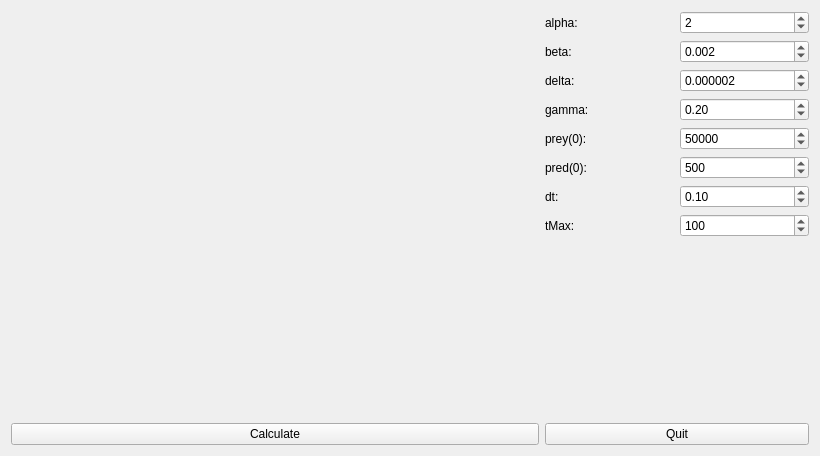
First picture: the form in ui/mainwindow.ui, repository SzVarga/LotkaVolterra, before the edit.
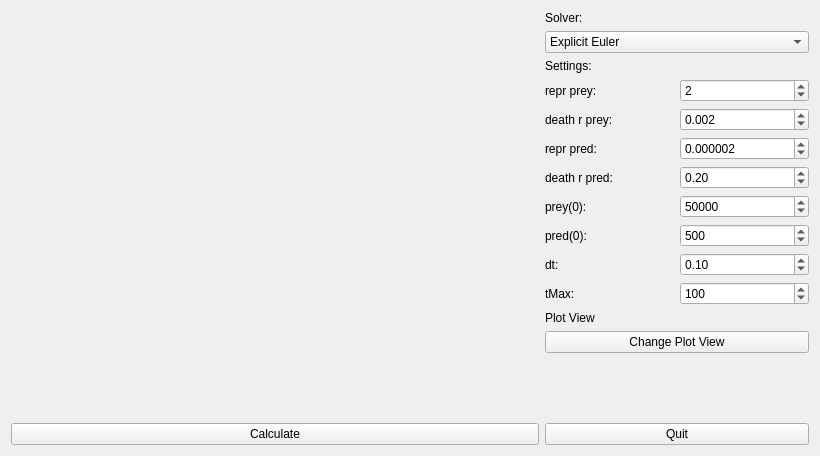
Second picture: the form after the edit. Custom widgets are drawn as their Qt base class.

Commit message: added phase plot and expl/impl euler solver

What changed in the file:
```diff
--- a/ui/mainwindow.ui
+++ b/ui/mainwindow.ui
@@ -41,12 +41,40 @@
     </item>
     <item row="0" column="2">
      <layout class="QVBoxLayout" name="verticalLayout">
+      <item>
+       <widget class="QLabel" name="label_9">
+        <property name="text">
+         <string>Solver:</string>
+        </property>
+       </widget>
+      </item>
+      <item>
+       <widget class="QComboBox" name="solverBox">
+        <item>
+         <property name="text">
+          <string>Explicit Euler</string>
+         </property>
+        </item>
+        <item>
+         <property name="text">
+          <string>Implicit Euler</string>
+         </property>
+        </item>
+       </widget>
+      </item>
+      <item>
+       <widget class="QLabel" name="label_10">
+        <property name="text">
+         <string>Settings:</string>
+        </property>
+       </widget>
+      </item>
       <item>
        <layout class="QHBoxLayout" name="horizontalLayout">
         <item>
          <widget class="QLabel" name="label">
           <property name="text">
-           <string>alpha:</string>
+           <string>repr prey:</string>
           </property>
          </widget>
         </item>
@@ -67,7 +95,7 @@
         <item>
          <widget class="QLabel" name="label_2">
           <property name="text">
-           <string>beta:</string>
+           <string>death r prey:</string>
           </property>
          </widget>
         </item>
@@ -88,7 +116,7 @@
         <item>
          <widget class="QLabel" name="label_3">
           <property name="text">
-           <string>delta:</string>
+           <string>repr pred:</string>
           </property>
          </widget>
         </item>
@@ -109,7 +137,7 @@
         <item>
          <widget class="QLabel" name="label_4">
           <property name="text">
-           <string>gamma:</string>
+           <string>death r pred:</string>
           </property>
          </widget>
         </item>
@@ -224,6 +252,20 @@
         </item>
        </layout>
       </item>
+      <item>
+       <widget class="QLabel" name="label_11">
+        <property name="text">
+         <string>Plot View</string>
+        </property>
+       </widget>
+      </item>
+      <item>
+       <widget class="QPushButton" name="changePlot">
+        <property name="text">
+         <string>Change Plot View</string>
+        </property>
+       </widget>
+      </item>
       <item>
        <spacer name="verticalSpacer">
         <property name="orientation">
```
The commit also changes 4 other files.
